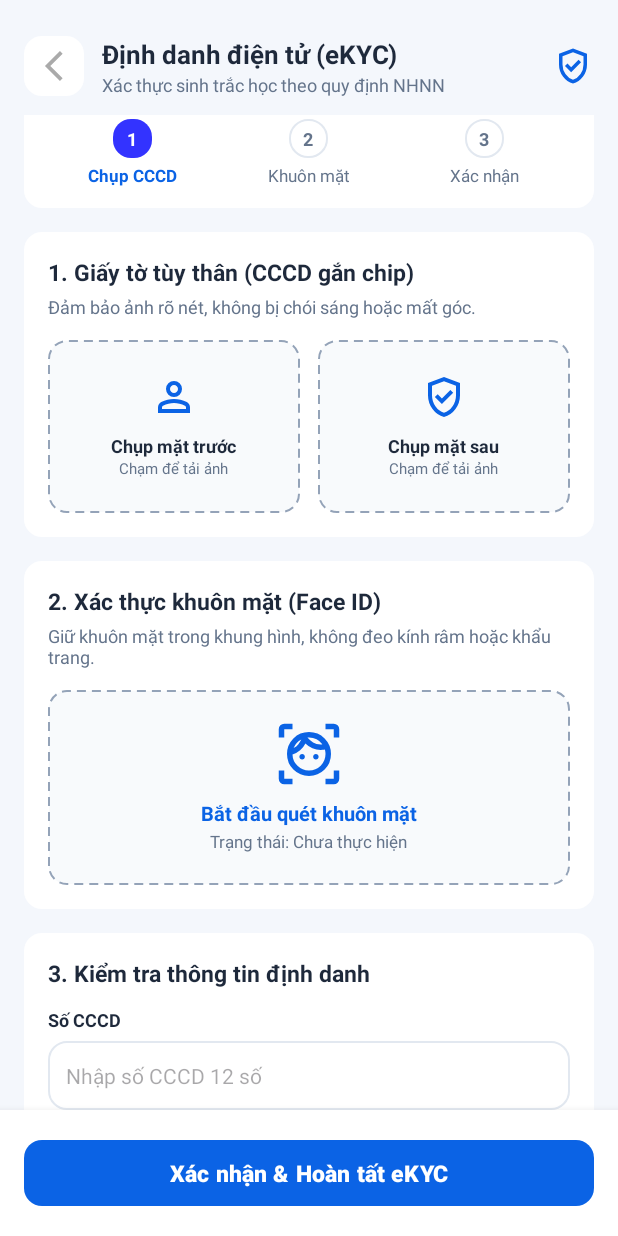
After one commit to phatgia/Industrial_and_Commercial_Bank_of_TDTU, an Android app: the EkycActivity screen opened directly, with no data from a screen before it, on a phone screen of 412 x 824 dp. The commit adds this screen. Run offline under Robolectric (Android 15) with nearby library versions, the phone set to English and light mode, and no system bars.

Commit message:
feat: add UI UX for auth eKYC

```diff
--- a/app/src/main/AndroidManifest.xml
+++ b/app/src/main/AndroidManifest.xml
@@ -39,6 +39,10 @@
             android:name=".ManagerProfile"
             android:exported="false"
             android:windowSoftInputMode="adjustResize" />
+        <activity
+            android:name=".EkycActivity"
+            android:exported="false"
+            android:windowSoftInputMode="adjustResize" />
     </application>
 
 </manifest>
--- /dev/null
+++ b/app/src/main/java/com/example/industrial_and_commercial_bank_of_tdtu/EkycActivity.java
@@ -0,0 +1,60 @@
+package com.example.industrial_and_commercial_bank_of_tdtu;
+
+import android.os.Bundle;
+import android.view.View;
+import android.widget.ImageButton;
+import android.widget.Toast;
+
+import androidx.appcompat.app.AppCompatActivity;
+
+import com.google.android.material.button.MaterialButton;
+
+public class EkycActivity extends AppCompatActivity {
+
+    @Override
+    protected void onCreate(Bundle savedInstanceState) {
+        super.onCreate(savedInstanceState);
+        setContentView(R.layout.activity_ekyc);
+
+        ImageButton btnBackEkyc = findViewById(R.id.btnBackEkyc);
+        btnBackEkyc.setOnClickListener(new View.OnClickListener() {
+            @Override
+            public void onClick(View v) {
+                finish();
+            }
+        });
+
+        View btnCaptureFront = findViewById(R.id.btnCaptureFront);
+        btnCaptureFront.setOnClickListener(new View.OnClickListener() {
+            @Override
+            public void onClick(View v) {
+                Toast.makeText(EkycActivity.this, "Mở camera chụp mặt trước...", Toast.LENGTH_SHORT).show();
+            }
+        });
+
+        View btnCaptureBack = findViewById(R.id.btnCaptureBack);
+        btnCaptureBack.setOnClickListener(new View.OnClickListener() {
+            @Override
+            public void onClick(View v) {
+                Toast.makeText(EkycActivity.this, "Mở camera chụp mặt sau...", Toast.LENGTH_SHORT).show();
+            }
+        });
+
+        View btnScanFace = findViewById(R.id.btnScanFace);
+        btnScanFace.setOnClickListener(new View.OnClickListener() {
+            @Override
+            public void onClick(View v) {
+                Toast.makeText(EkycActivity.this, "Mở Face ID...", Toast.LENGTH_SHORT).show();
+            }
+        });
+
+        MaterialButton btnSubmitEkyc = findViewById(R.id.btnSubmitEkyc);
+        btnSubmitEkyc.setOnClickListener(new View.OnClickListener() {
+            @Override
+            public void onClick(View v) {
+                Toast.makeText(EkycActivity.this, "eKYC hoàn tất. Dữ liệu đang được xác thực.", Toast.LENGTH_SHORT).show();
+                finish();
+            }
+        });
+    }
+}
--- a/app/src/main/java/com/example/industrial_and_commercial_bank_of_tdtu/ProfileFragment.java
+++ b/app/src/main/java/com/example/industrial_and_commercial_bank_of_tdtu/ProfileFragment.java
@@ -69,6 +69,16 @@ public class ProfileFragment extends Fragment {
             }
         });
 
+        View btnEkyc = view.findViewById(R.id.btnEkyc);
+        if (btnEkyc != null) {
+            btnEkyc.setOnClickListener(v -> {
+                if (getActivity() != null) {
+                    android.content.Intent intent = new android.content.Intent(getActivity(), EkycActivity.class);
+                    startActivity(intent);
+                }
+            });
+        }
+
         cardBalance = view.findViewById(R.id.cardBalance);
         cardBalance.setOnClickListener(v -> {
             if (mainActivity != null) {
--- /dev/null
+++ b/app/src/main/res/drawable/bg_ekyc_dashed.xml
@@ -0,0 +1,11 @@
+<?xml version="1.0" encoding="utf-8"?>
+<shape xmlns:android="http://schemas.android.com/apk/res/android"
+    android:shape="rectangle">
+    <solid android:color="#F8FAFC" />
+    <corners android:radius="12dp" />
+    <stroke
+        android:width="1.5dp"
+        android:color="#94A3B8"
+        android:dashWidth="6dp"
+        android:dashGap="4dp" />
+</shape>
--- /dev/null
+++ b/app/src/main/res/layout/activity_ekyc.xml
@@ -0,0 +1,464 @@
+<?xml version="1.0" encoding="utf-8"?>
+<androidx.constraintlayout.widget.ConstraintLayout xmlns:android="http://schemas.android.com/apk/res/android"
+    xmlns:app="http://schemas.android.com/apk/res-auto"
+    xmlns:tools="http://schemas.android.com/tools"
+    android:id="@+id/main"
+    android:layout_width="match_parent"
+    android:layout_height="match_parent"
+    android:background="#F4F7FC"
+    tools:context=".EkycActivity">
+
+    <!-- 1. HEADER -->
+    <LinearLayout
+        android:id="@+id/headerEkyc"
+        android:layout_width="match_parent"
+        android:layout_height="wrap_content"
+        android:gravity="center_vertical"
+        android:orientation="horizontal"
+        android:paddingStart="16dp"
+        android:paddingTop="24dp"
+        android:paddingEnd="16dp"
+        android:paddingBottom="12dp"
+        app:layout_constraintTop_toTopOf="parent">
+
+        <ImageButton
+            android:id="@+id/btnBackEkyc"
+            android:layout_width="40dp"
+            android:layout_height="40dp"
+            android:background="@drawable/bg_btn1"
+            android:padding="10dp"
+            android:rotation="180"
+            app:srcCompat="@drawable/arrow_forward_ios" />
+
+        <LinearLayout
+            android:layout_width="0dp"
+            android:layout_height="wrap_content"
+            android:layout_marginStart="12dp"
+            android:layout_weight="1"
+            android:orientation="vertical">
+
+            <TextView
+                android:layout_width="wrap_content"
+                android:layout_height="wrap_content"
+                android:text="Định danh điện tử (eKYC)"
+                android:textColor="#1E293B"
+                android:textSize="17sp"
+                android:textStyle="bold" />
+
+            <TextView
+                android:layout_width="wrap_content"
+                android:layout_height="wrap_content"
+                android:text="Xác thực sinh trắc học theo quy định NHNN"
+                android:textColor="#64748B"
+                android:textSize="12sp" />
+        </LinearLayout>
+
+        <ImageView
+            android:layout_width="28dp"
+            android:layout_height="28dp"
+            app:srcCompat="@drawable/verified_user_24px"
+            app:tint="#0B63E5" />
+    </LinearLayout>
+
+    <!-- 2. NỘI DUNG CUỘN -->
+    <ScrollView
+        android:layout_width="match_parent"
+        android:layout_height="0dp"
+        android:fillViewport="true"
+        android:scrollbars="none"
+        app:layout_constraintBottom_toTopOf="@+id/footerEkyc"
+        app:layout_constraintTop_toBottomOf="@+id/headerEkyc">
+
+        <LinearLayout
+            android:layout_width="match_parent"
+            android:layout_height="wrap_content"
+            android:orientation="vertical"
+            android:padding="16dp">
+
+            <!-- THANH TIẾN TRÌNH 3 BƯỚC -->
+            <LinearLayout
+                android:layout_width="match_parent"
+                android:layout_height="wrap_content"
+                android:background="@drawable/bg_btn1"
+                android:gravity="center"
+                android:orientation="horizontal"
+                android:padding="14dp"
+                android:weightSum="3">
+
+                <LinearLayout
+                    android:layout_width="0dp"
+                    android:layout_height="wrap_content"
+                    android:layout_weight="1"
+                    android:gravity="center"
+                    android:orientation="vertical">
+
+                    <TextView
+                        android:layout_width="26dp"
+                        android:layout_height="26dp"
+                        android:background="@drawable/bg_btn"
+                        android:gravity="center"
+                        android:text="1"
+                        android:textColor="#FFFFFF"
+                        android:textSize="12sp"
+                        android:textStyle="bold" />
+
+                    <TextView
+                        android:layout_width="wrap_content"
+                        android:layout_height="wrap_content"
+                        android:layout_marginTop="4dp"
+                        android:text="Chụp CCCD"
+                        android:textColor="#0B63E5"
+                        android:textSize="11sp"
+                        android:textStyle="bold" />
+                </LinearLayout>
+
+                <LinearLayout
+                    android:layout_width="0dp"
+                    android:layout_height="wrap_content"
+                    android:layout_weight="1"
+                    android:gravity="center"
+                    android:orientation="vertical">
+
+                    <TextView
+                        android:layout_width="26dp"
+                        android:layout_height="26dp"
+                        android:background="@drawable/bg_input_rounded"
+                        android:gravity="center"
+                        android:text="2"
+                        android:textColor="#64748B"
+                        android:textSize="12sp"
+                        android:textStyle="bold" />
+
+                    <TextView
+                        android:layout_width="wrap_content"
+                        android:layout_height="wrap_content"
+                        android:layout_marginTop="4dp"
+                        android:text="Khuôn mặt"
+                        android:textColor="#64748B"
+                        android:textSize="11sp" />
+                </LinearLayout>
+
+                <LinearLayout
+                    android:layout_width="0dp"
+                    android:layout_height="wrap_content"
+                    android:layout_weight="1"
+                    android:gravity="center"
+                    android:orientation="vertical">
+
+                    <TextView
+                        android:layout_width="26dp"
+                        android:layout_height="26dp"
+                        android:background="@drawable/bg_input_rounded"
+                        android:gravity="center"
+                        android:text="3"
+                        android:textColor="#64748B"
+                        android:textSize="12sp"
+                        android:textStyle="bold" />
+
+                    <TextView
+                        android:layout_width="wrap_content"
+                        android:layout_height="wrap_content"
+                        android:layout_marginTop="4dp"
+                        android:text="Xác nhận"
+                        android:textColor="#64748B"
+                        android:textSize="11sp" />
+                </LinearLayout>
+            </LinearLayout>
+
+            <!-- CARD 1: CHỤP ẢNH CCCD -->
+            <LinearLayout
+                android:layout_width="match_parent"
+                android:layout_height="wrap_content"
+                android:layout_marginTop="16dp"
+                android:background="@drawable/bg_btn1"
+                android:orientation="vertical"
+                android:padding="16dp">
+
+                <TextView
+                    android:layout_width="wrap_content"
+                    android:layout_height="wrap_content"
+                    android:text="1. Giấy tờ tùy thân (CCCD gắn chip)"
+                    android:textColor="#1E293B"
+                    android:textSize="15sp"
+                    android:textStyle="bold" />
+
+                <TextView
+                    android:layout_width="wrap_content"
+                    android:layout_height="wrap_content"
+                    android:layout_marginTop="4dp"
+                    android:text="Đảm bảo ảnh rõ nét, không bị chói sáng hoặc mất góc."
+                    android:textColor="#64748B"
+                    android:textSize="12sp" />
+
+                <LinearLayout
+                    android:layout_width="match_parent"
+                    android:layout_height="wrap_content"
+                    android:layout_marginTop="14dp"
+                    android:orientation="horizontal"
+                    android:weightSum="2">
+
+                    <!-- Mặt trước -->
+                    <LinearLayout
+                        android:id="@+id/btnCaptureFront"
+                        android:layout_width="0dp"
+                        android:layout_height="115dp"
+                        android:layout_marginEnd="6dp"
+                        android:layout_weight="1"
+                        android:background="@drawable/bg_ekyc_dashed"
+                        android:gravity="center"
+                        android:orientation="vertical"
+                        android:padding="10dp">
+
+                        <ImageView
+                            android:id="@+id/imgCccdFront"
+                            android:layout_width="32dp"
+                            android:layout_height="32dp"
+                            app:srcCompat="@drawable/person_24px"
+                            app:tint="#0B63E5" />
+
+                        <TextView
+                            android:layout_width="wrap_content"
+                            android:layout_height="wrap_content"
+                            android:layout_marginTop="8dp"
+                            android:text="Chụp mặt trước"
+                            android:textColor="#1E293B"
+                            android:textSize="12sp"
+                            android:textStyle="bold" />
+
+                        <TextView
+                            android:layout_width="wrap_content"
+                            android:layout_height="wrap_content"
+                            android:text="Chạm để tải ảnh"
+                            android:textColor="#64748B"
+                            android:textSize="10sp" />
+                    </LinearLayout>
+
+                    <!-- Mặt sau -->
+                    <LinearLayout
+                        android:id="@+id/btnCaptureBack"
+                        android:layout_width="0dp"
+                        android:layout_height="115dp"
+                        android:layout_marginStart="6dp"
+                        android:layout_weight="1"
+                        android:background="@drawable/bg_ekyc_dashed"
+                        android:gravity="center"
+                        android:orientation="vertical"
+                        android:padding="10dp">
+
+                        <ImageView
+                            android:id="@+id/imgCccdBack"
+                            android:layout_width="32dp"
+                            android:layout_height="32dp"
+                            app:srcCompat="@drawable/verified_user_24px"
+                            app:tint="#0B63E5" />
+
+                        <TextView
+                            android:layout_width="wrap_content"
+                            android:layout_height="wrap_content"
+                            android:layout_marginTop="8dp"
+                            android:text="Chụp mặt sau"
+                            android:textColor="#1E293B"
+                            android:textSize="12sp"
+                            android:textStyle="bold" />
+
+                        <TextView
+                            android:layout_width="wrap_content"
+                            android:layout_height="wrap_content"
+                            android:text="Chạm để tải ảnh"
+                            android:textColor="#64748B"
+                            android:textSize="10sp" />
+                    </LinearLayout>
+                </LinearLayout>
+            </LinearLayout>
+
+            <!-- CARD 2: XÁC THỰC KHUÔN MẶT -->
+            <LinearLayout
+                android:layout_width="match_parent"
+                android:layout_height="wrap_content"
+                android:layout_marginTop="16dp"
+                android:background="@drawable/bg_btn1"
+                android:orientation="vertical"
+                android:padding="16dp">
+
+                <TextView
+                    android:layout_width="wrap_content"
+                    android:layout_height="wrap_content"
+                    android:text="2. Xác thực khuôn mặt (Face ID)"
+                    android:textColor="#1E293B"
+                    android:textSize="15sp"
+                    android:textStyle="bold" />
+
+                <TextView
+                    android:layout_width="wrap_content"
+                    android:layout_height="wrap_content"
+                    android:layout_marginTop="4dp"
+                    android:text="Giữ khuôn mặt trong khung hình, không đeo kính râm hoặc khẩu trang."
+                    android:textColor="#64748B"
+                    android:textSize="12sp" />
+
+                <LinearLayout
+                    android:id="@+id/btnScanFace"
+                    android:layout_width="match_parent"
+                    android:layout_height="130dp"
+                    android:layout_marginTop="14dp"
+                    android:background="@drawable/bg_ekyc_dashed"
+                    android:gravity="center"
+                    android:orientation="vertical"
+                    android:padding="12dp">
+
+                    <ImageView
+                        android:id="@+id/imgFacePreview"
+                        android:layout_width="44dp"
+                        android:layout_height="44dp"
+                        app:srcCompat="@drawable/familiar_face_and_zone_24px"
+                        app:tint="#0B63E5" />
+
+                    <TextView
+                        android:layout_width="wrap_content"
+                        android:layout_height="wrap_content"
+                        android:layout_marginTop="8dp"
+                        android:text="Bắt đầu quét khuôn mặt"
+                        android:textColor="#0B63E5"
+                        android:textSize="13sp"
+                        android:textStyle="bold" />
+
+                    <TextView
+                        android:layout_width="wrap_content"
+                        android:layout_height="wrap_content"
+                        android:layout_marginTop="2dp"
+                        android:text="Trạng thái: Chưa thực hiện"
+                        android:textColor="#64748B"
+                        android:textSize="11sp" />
+                </LinearLayout>
+            </LinearLayout>
+
+            <!-- CARD 3: THÔNG TIN XÁC NHẬN -->
+            <LinearLayout
+                android:layout_width="match_parent"
+                android:layout_height="wrap_content"
+                android:layout_marginTop="16dp"
+                android:layout_marginBottom="16dp"
+                android:background="@drawable/bg_btn1"
+                android:orientation="vertical"
+                android:padding="16dp">
+
+                <TextView
+                    android:layout_width="wrap_content"
+                    android:layout_height="wrap_content"
+                    android:text="3. Kiểm tra thông tin định danh"
+                    android:textColor="#1E293B"
+                    android:textSize="15sp"
+                    android:textStyle="bold" />
+
+                <TextView
+                    android:layout_width="wrap_content"
+                    android:layout_height="wrap_content"
+                    android:layout_marginTop="12dp"
+                    android:text="Số CCCD"
+                    android:textColor="#1E293B"
+                    android:textSize="12sp"
+                    android:textStyle="bold" />
+
+                <EditText
+                    android:id="@+id/edCccdNumber"
+                    android:layout_width="match_parent"
+                    android:layout_height="46dp"
+                    android:layout_marginTop="6dp"
+                    android:background="@drawable/bg_input_rounded"
+                    android:hint="Nhập số CCCD 12 số"
+                    android:inputType="number"
+                    android:paddingStart="12dp"
+                    android:paddingEnd="12dp"
+                    android:textSize="14sp" />
+
+                <TextView
+                    android:layout_width="wrap_content"
+                    android:layout_height="wrap_content"
+                    android:layout_marginTop="12dp"
+                    android:text="Họ và tên"
+                    android:textColor="#1E293B"
+                    android:textSize="12sp"
+                    android:textStyle="bold" />
+
+                <EditText
+                    android:id="@+id/edFullName"
+                    android:layout_width="match_parent"
+                    android:layout_height="46dp"
+                    android:layout_marginTop="6dp"
+                    android:background="@drawable/bg_input_rounded"
+                    android:hint="VD: TRẦN GIA PHÁT"
+                    android:inputType="textPersonName"
+                    android:paddingStart="12dp"
+                    android:paddingEnd="12dp"
+                    android:textSize="14sp" />
+
+                <TextView
+                    android:layout_width="wrap_content"
+                    android:layout_height="wrap_content"
+                    android:layout_marginTop="12dp"
+                    android:text="Ngày sinh"
+                    android:textColor="#1E293B"
+                    android:textSize="12sp"
+                    android:textStyle="bold" />
+
+                <EditText
+                    android:id="@+id/edDob"
+                    android:layout_width="match_parent"
+                    android:layout_height="46dp"
+                    android:layout_marginTop="6dp"
+                    android:background="@drawable/bg_input_rounded"
+                    android:hint="dd/mm/yyyy"
+                    android:inputType="date"
+                    android:paddingStart="12dp"
+                    android:paddingEnd="12dp"
+                    android:textSize="14sp" />
+
+                <TextView
+                    android:layout_width="wrap_content"
+                    android:layout_height="wrap_content"
+                    android:layout_marginTop="12dp"
+                    android:text="Địa chỉ thường trú"
+                    android:textColor="#1E293B"
+                    android:textSize="12sp"
+                    android:textStyle="bold" />
+
+                <EditText
+                    android:id="@+id/edAddress"
+                    android:layout_width="match_parent"
+                    android:layout_height="46dp"
+                    android:layout_marginTop="6dp"
+                    android:background="@drawable/bg_input_rounded"
+                    android:hint="Nhập địa chỉ theo CCCD"
+                    android:inputType="textPostalAddress"
+                    android:paddingStart="12dp"
+                    android:paddingEnd="12dp"
+                    android:textSize="14sp" />
+            </LinearLayout>
+
+        </LinearLayout>
+    </ScrollView>
+
+    <!-- 3. NÚT XÁC NHẬN CỐ ĐỊNH Ở ĐÁY -->
+    <LinearLayout
+        android:id="@+id/footerEkyc"
+        android:layout_width="match_parent"
+        android:layout_height="wrap_content"
+        android:background="#FFFFFF"
+        android:elevation="8dp"
+        android:padding="16dp"
+        app:layout_constraintBottom_toBottomOf="parent">
+
+        <com.google.android.material.button.MaterialButton
+            android:id="@+id/btnSubmitEkyc"
+            android:layout_width="match_parent"
+            android:layout_height="52dp"
+            android:text="Xác nhận &amp; Hoàn tất eKYC"
+            android:textAllCaps="false"
+            android:textColor="#FFFFFF"
+            android:textSize="15sp"
+            android:textStyle="bold"
+            app:backgroundTint="#0B63E5"
+            app:cornerRadius="12dp" />
+    </LinearLayout>
+
+</androidx.constraintlayout.widget.ConstraintLayout>
--- a/app/src/main/res/layout/activity_profile.xml
+++ b/app/src/main/res/layout/activity_profile.xml
@@ -354,6 +354,7 @@
 
         </LinearLayout>
         <LinearLayout
+            android:id="@+id/btnEkyc"
             android:layout_width="match_parent"
             android:layout_height="wrap_content"
             android:orientation="horizontal"
@@ -382,7 +383,7 @@
                 <TextView
                     android:layout_width="wrap_content"
                     android:layout_height="wrap_content"
-                    android:text="Quản lý số dư và thẻ"
+                    android:text="Xác thực sinh trắc học"
                     android:textSize="10sp"
                     />
             </LinearLayout>
```
